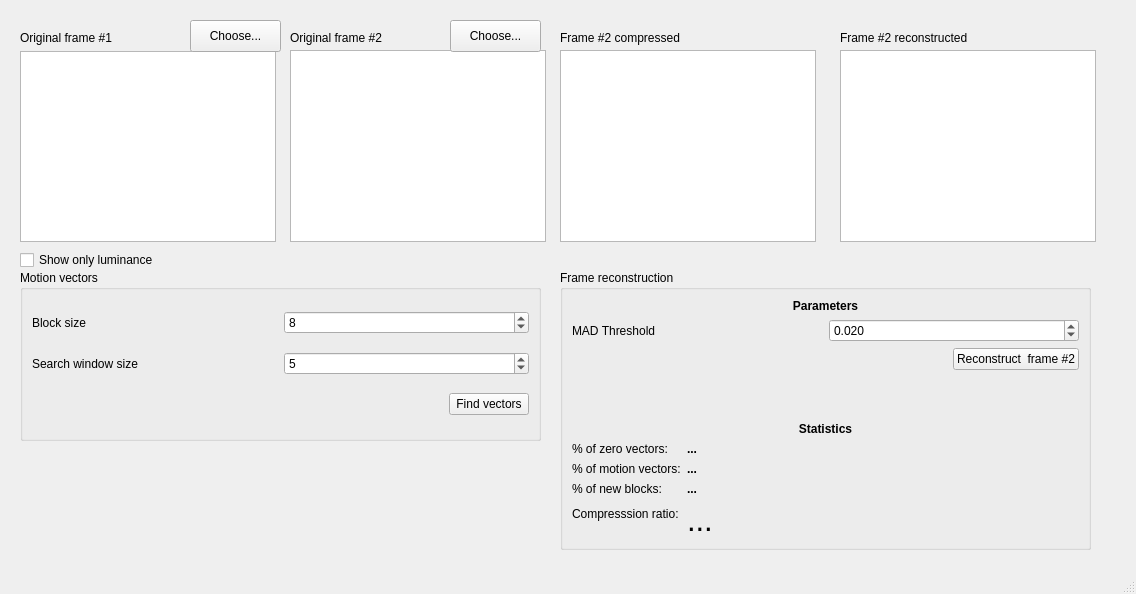
This is FrameVectorsGrabber/ui/designer/qfvgwindow.ui in risinglf/FrameVectorsGrabber as Qt 5 draws it before an edit. The edited form follows.
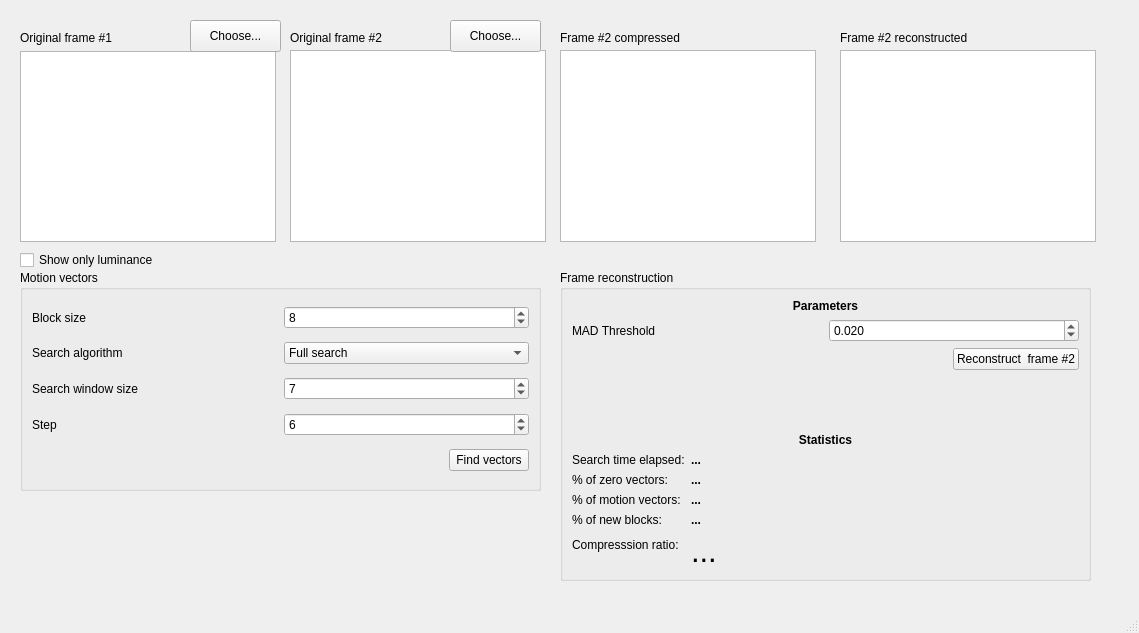
This is the edited form.

Commit message: -Added new QStep search -Renamed search to full_search -Removed some logs in full_search -Added time elapsed statistic -Added combo box to choose the search algorithm (TODO)

```diff
--- a/FrameVectorsGrabber/ui/designer/qfvgwindow.ui
+++ b/FrameVectorsGrabber/ui/designer/qfvgwindow.ui
@@ -6,8 +6,8 @@
    <rect>
     <x>0</x>
     <y>0</y>
-    <width>1136</width>
-    <height>594</height>
+    <width>1139</width>
+    <height>633</height>
    </rect>
   </property>
   <property name="windowTitle">
@@ -151,7 +151,7 @@
       <x>20</x>
       <y>270</y>
       <width>521</width>
-      <height>171</height>
+      <height>221</height>
      </rect>
     </property>
     <property name="title">
@@ -176,10 +176,35 @@
        </item>
       </layout>
      </item>
+     <item>
+      <layout class="QHBoxLayout" name="horizontalLayout_7">
+       <item>
+        <widget class="QLabel" name="label_12">
+         <property name="text">
+          <string>Search algorithm</string>
+         </property>
+        </widget>
+       </item>
+       <item>
+        <widget class="QComboBox" name="searchTypeComboBox">
+         <item>
+          <property name="text">
+           <string>Full search</string>
+          </property>
+         </item>
+         <item>
+          <property name="text">
+           <string>Q-Step search</string>
+          </property>
+         </item>
+        </widget>
+       </item>
+      </layout>
+     </item>
      <item>
       <layout class="QHBoxLayout" name="horizontalLayout_2">
        <item>
-        <widget class="QLabel" name="label_6">
+        <widget class="QLabel" name="searchWindowSizeLabel">
          <property name="text">
           <string>Search window size</string>
          </property>
@@ -191,7 +216,28 @@
           <number>100</number>
          </property>
          <property name="value">
-          <number>5</number>
+          <number>7</number>
+         </property>
+        </widget>
+       </item>
+      </layout>
+     </item>
+     <item>
+      <layout class="QHBoxLayout" name="horizontalLayout_6">
+       <item>
+        <widget class="QLabel" name="searchStepLabel">
+         <property name="text">
+          <string>Step</string>
+         </property>
+        </widget>
+       </item>
+       <item>
+        <widget class="QSpinBox" name="searchStepSpinBox">
+         <property name="maximum">
+          <number>100</number>
+         </property>
+         <property name="value">
+          <number>6</number>
          </property>
         </widget>
        </item>
@@ -229,7 +275,7 @@
       <x>560</x>
       <y>270</y>
       <width>531</width>
-      <height>280</height>
+      <height>311</height>
      </rect>
     </property>
     <property name="title">
@@ -331,14 +377,14 @@
      </item>
      <item>
       <layout class="QFormLayout" name="formLayout">
-       <item row="0" column="0">
+       <item row="1" column="0">
         <widget class="QLabel" name="label_10">
          <property name="text">
           <string>% of zero vectors:</string>
          </property>
         </widget>
        </item>
-       <item row="0" column="1">
+       <item row="1" column="1">
         <widget class="QLabel" name="zeroVectorsPercentLabel">
          <property name="font">
           <font>
@@ -351,14 +397,14 @@
          </property>
         </widget>
        </item>
-       <item row="1" column="0">
+       <item row="2" column="0">
         <widget class="QLabel" name="label_11">
          <property name="text">
           <string>% of motion vectors:</string>
          </property>
         </widget>
        </item>
-       <item row="1" column="1">
+       <item row="2" column="1">
         <widget class="QLabel" name="movedVectorsPercentLabel">
          <property name="font">
           <font>
@@ -371,14 +417,14 @@
          </property>
         </widget>
        </item>
-       <item row="2" column="0">
+       <item row="3" column="0">
         <widget class="QLabel" name="label_8">
          <property name="text">
           <string>% of new blocks:</string>
          </property>
         </widget>
        </item>
-       <item row="2" column="1">
+       <item row="3" column="1">
         <widget class="QLabel" name="newBlocksPercentLabel">
          <property name="font">
           <font>
@@ -391,14 +437,14 @@
          </property>
         </widget>
        </item>
-       <item row="3" column="0">
+       <item row="4" column="0">
         <widget class="QLabel" name="label_9">
          <property name="text">
           <string>Compresssion ratio:</string>
          </property>
         </widget>
        </item>
-       <item row="3" column="1">
+       <item row="4" column="1">
         <widget class="QLabel" name="compressionRatioLabel">
          <property name="font">
           <font>
@@ -412,6 +458,26 @@
          </property>
         </widget>
        </item>
+       <item row="0" column="0">
+        <widget class="QLabel" name="label_6">
+         <property name="text">
+          <string>Search time elapsed:</string>
+         </property>
+        </widget>
+       </item>
+       <item row="0" column="1">
+        <widget class="QLabel" name="searchElapsedTimeLabel">
+         <property name="font">
+          <font>
+           <weight>75</weight>
+           <bold>true</bold>
+          </font>
+         </property>
+         <property name="text">
+          <string>...</string>
+         </property>
+        </widget>
+       </item>
       </layout>
      </item>
     </layout>
```
Left out of the diff: 2 changed lines with no effect on the pictures. The commit also changes 4 other files.
